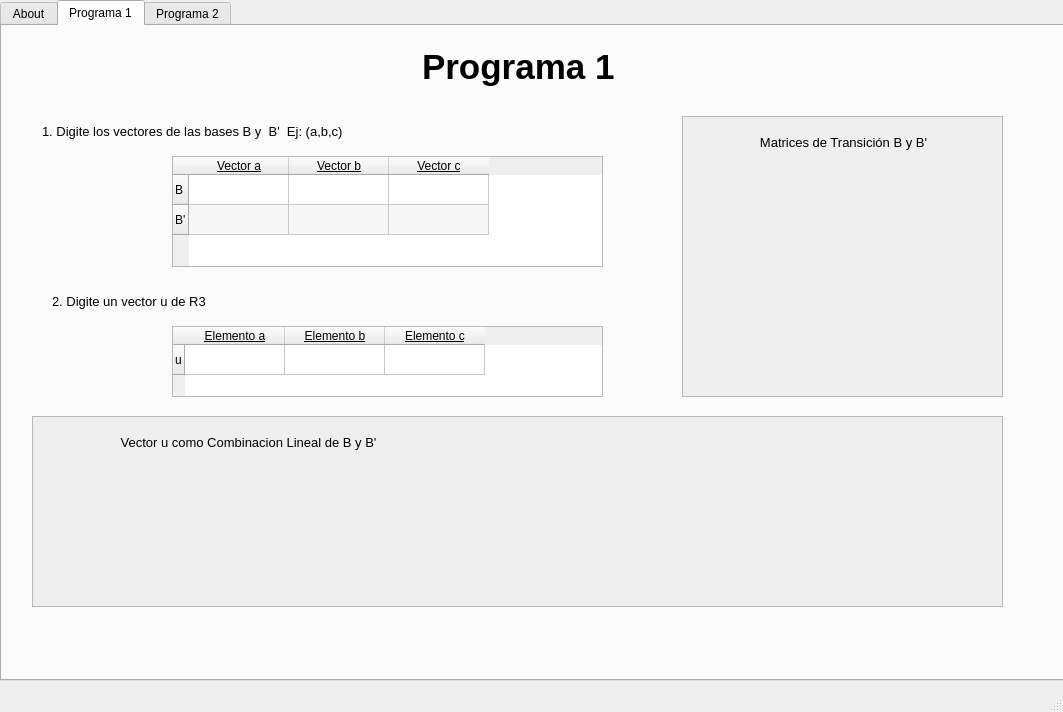
This is ProgramaConUI/InterfazMenu.ui in bryanjimenezchacon/Progra2Algebra as Qt 5 draws it before an edit. The edited form follows.
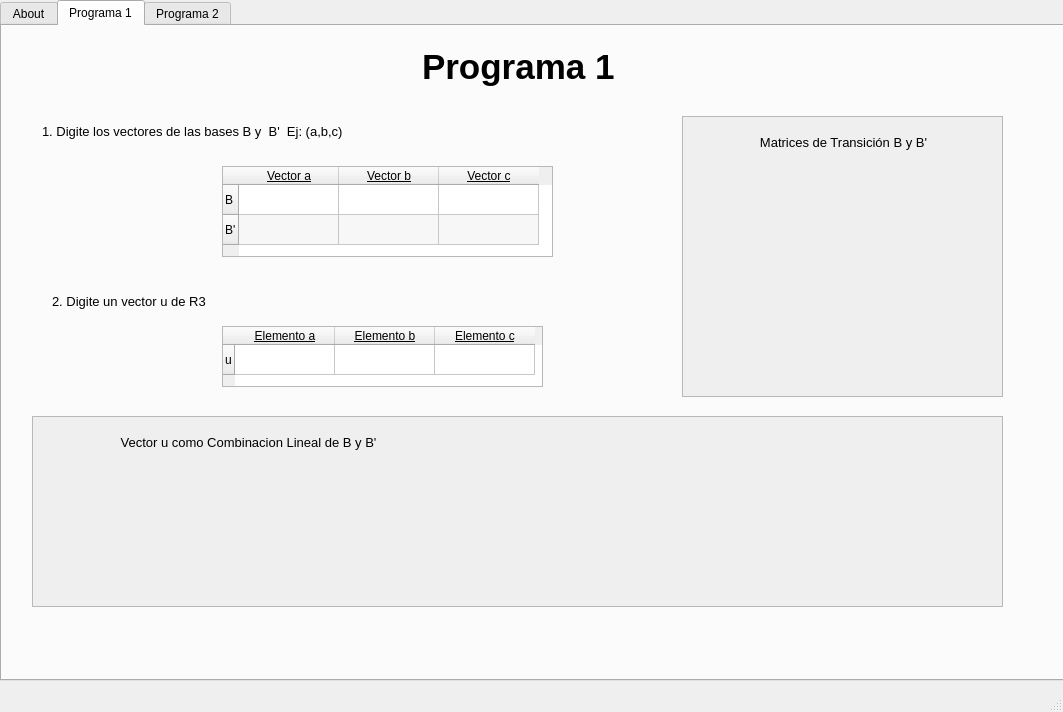
This is the edited form.

Commit message: ajustes interfaz

```diff
--- a/ProgramaConUI/InterfazMenu.ui
+++ b/ProgramaConUI/InterfazMenu.ui
@@ -279,10 +279,10 @@
      <widget class="QTableWidget" name="tableWidgetBasesP1">
       <property name="geometry">
        <rect>
-        <x>170</x>
-        <y>130</y>
-        <width>431</width>
-        <height>111</height>
+        <x>220</x>
+        <y>140</y>
+        <width>331</width>
+        <height>91</height>
        </rect>
       </property>
       <property name="alternatingRowColors">
@@ -359,10 +359,10 @@
      <widget class="QTableWidget" name="tableWidgetVectorP1">
       <property name="geometry">
        <rect>
-        <x>170</x>
+        <x>220</x>
         <y>300</y>
-        <width>431</width>
-        <height>71</height>
+        <width>321</width>
+        <height>61</height>
        </rect>
       </property>
       <property name="alternatingRowColors">
```
The commit also changes 1 other file.
